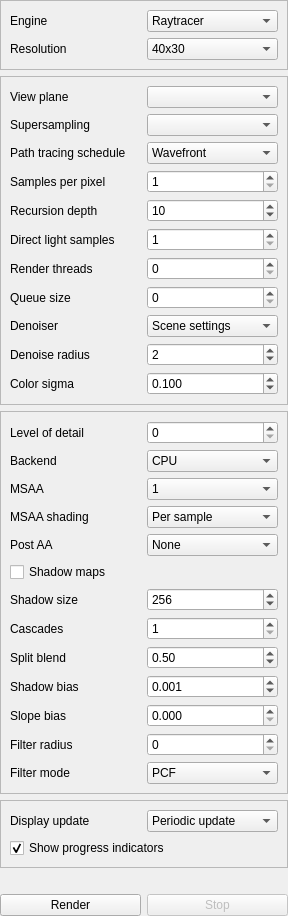
Above: src/widgets/world/RenderSettingsWidget.ui from tkadauke/raytracer before the change. Below: the same form after it.
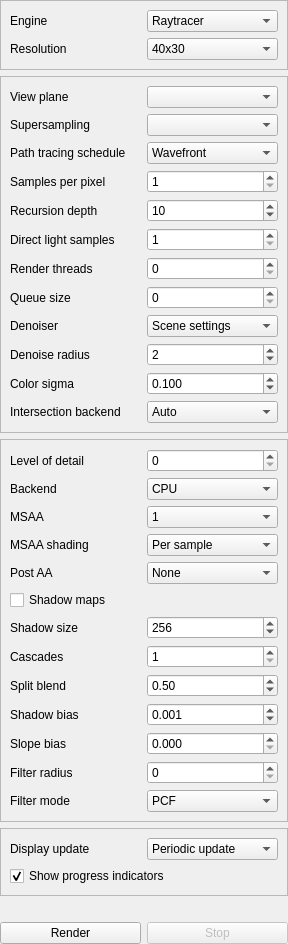
That is the form after the change.

Commit message: Expose wavefront intersection backend controls

The edit to the form file:
```diff
--- a/src/widgets/world/RenderSettingsWidget.ui
+++ b/src/widgets/world/RenderSettingsWidget.ui
@@ -451,6 +451,35 @@
         </property>
        </widget>
       </item>
+      <item row="12" column="0">
+       <widget class="QLabel" name="label_wavefrontIntersectionBackend">
+        <property name="text">
+         <string>Intersection backend</string>
+        </property>
+       </widget>
+      </item>
+      <item row="12" column="1">
+       <widget class="QComboBox" name="wavefrontIntersectionBackend">
+        <property name="toolTip">
+         <string>Ray-scene intersection backend for wavefront batches. GPU currently records the request and falls back to CPU until a platform backend is available.</string>
+        </property>
+        <item>
+         <property name="text">
+          <string>Auto</string>
+         </property>
+        </item>
+        <item>
+         <property name="text">
+          <string>CPU</string>
+         </property>
+        </item>
+        <item>
+         <property name="text">
+          <string>GPU</string>
+         </property>
+        </item>
+       </widget>
+      </item>
      </layout>
     </widget>
    </item>
```
The commit also changes 18 other files.
